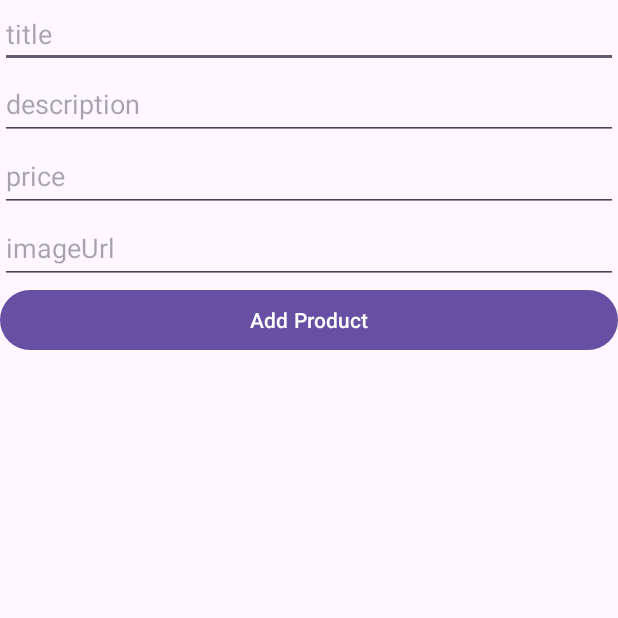
After one commit to MurdMarauder/android-final, an Android app: the ProductAddActivity screen opened directly, with no data from a screen before it, on a phone screen of 412 x 824 dp, the top half of it. The commit adds this screen. Run offline under Robolectric (Android 15) with nearby library versions, the phone set to English and light mode, and no system bars; our stand-ins replace Firebase (no records; nobody signed in at launch, a user with empty details on screens opened directly).

Commit message:
Finished adding of products

```diff
--- a/app/src/main/AndroidManifest.xml
+++ b/app/src/main/AndroidManifest.xml
@@ -12,6 +12,9 @@
         android:supportsRtl="true"
         android:theme="@style/Theme.Androidfinalstest"
         tools:targetApi="31">
+        <activity
+            android:name=".ProductAddActivity"
+            android:exported="false" />
         <activity
             android:name=".RegisterActivity"
             android:exported="false" />
--- /dev/null
+++ b/app/src/main/java/com/example/android_finals_test/ProductAddActivity.kt
@@ -0,0 +1,62 @@
+package com.example.android_finals_test
+
+import android.content.Intent
+import androidx.appcompat.app.AppCompatActivity
+import android.os.Bundle
+import android.widget.Button
+import android.widget.EditText
+import android.widget.Toast
+import com.google.firebase.Firebase
+import com.google.firebase.firestore.firestore
+
+class ProductAddActivity : AppCompatActivity() {
+    private val menuCollectionName = "collection-1"
+    override fun onCreate(savedInstanceState: Bundle?) {
+        super.onCreate(savedInstanceState)
+        setContentView(R.layout.activity_product_add)
+
+        val titleET = findViewById<EditText>(R.id.productAddTitleET)
+        val descriptionET = findViewById<EditText>(R.id.productAddDescriptionET)
+        val priceET = findViewById<EditText>(R.id.productAddPriceET)
+        val imageUrlET = findViewById<EditText>(R.id.productAddImageUrlET)
+        val addProductButton = findViewById<Button>(R.id.productAddButton)
+        val db = Firebase.firestore
+
+        addProductButton.setOnClickListener {
+            val title = titleET.text.toString()
+            val description = descriptionET.text.toString()
+            val price = priceET.text.toString()
+            val imageUrl = imageUrlET.text.toString()
+
+            if (title != "" && description != "" && price != "" && imageUrl != ""){
+                val data = hashMapOf(
+                    "title" to title,
+                    "description" to description,
+                    "price" to price,
+                    "imageUrl" to imageUrl
+                )
+
+                db.collection(menuCollectionName).document()
+                    .set(data)
+                    .addOnSuccessListener {
+                        Toast.makeText(
+                            baseContext,
+                            "Added Product Successfully",
+                            Toast.LENGTH_SHORT,
+                        ).show()
+                        finish()
+                        val mainActivity = Intent(this, MainActivity::class.java)
+                        startActivity(mainActivity)
+                    }
+                    .addOnFailureListener {
+                        Toast.makeText(
+                            baseContext,
+                            "Addition of Product Failed",
+                            Toast.LENGTH_SHORT,
+                        ).show()
+                    }
+            }
+        }
+
+    }
+}
--- a/app/src/main/java/com/example/android_finals_test/RegisterActivity.kt
+++ b/app/src/main/java/com/example/android_finals_test/RegisterActivity.kt
@@ -34,13 +34,13 @@ class RegisterActivity : AppCompatActivity() {
                     .addOnCompleteListener(this) { task ->
                         if (task.isSuccessful) {
                             val userId = auth.currentUser?.uid
-                            val city = hashMapOf(
+                            val data = hashMapOf(
                                 "userId" to userId,
                                 "displayName" to displayName,
                             )
 
                             db.collection(userCollectionName).document()
-                                .set(city)
+                                .set(data)
                                 .addOnSuccessListener {
                                     Toast.makeText(
                                         baseContext,
--- /dev/null
+++ b/app/src/main/res/layout/activity_product_add.xml
@@ -0,0 +1,55 @@
+<?xml version="1.0" encoding="utf-8"?>
+<androidx.constraintlayout.widget.ConstraintLayout xmlns:android="http://schemas.android.com/apk/res/android"
+    xmlns:app="http://schemas.android.com/apk/res-auto"
+    xmlns:tools="http://schemas.android.com/tools"
+    android:layout_width="match_parent"
+    android:layout_height="match_parent"
+    tools:context=".ProductAddActivity">
+
+    <LinearLayout
+        android:layout_width="match_parent"
+        android:layout_height="match_parent"
+        android:orientation="vertical">
+
+        <EditText
+            android:id="@+id/productAddTitleET"
+            android:layout_width="match_parent"
+            android:layout_height="wrap_content"
+            android:ems="10"
+            android:hint="title"
+            android:inputType="text" />
+
+        <EditText
+            android:id="@+id/productAddDescriptionET"
+            android:layout_width="match_parent"
+            android:layout_height="wrap_content"
+            android:ems="10"
+            android:hint="description"
+            android:inputType="text"
+            android:minHeight="48dp" />
+
+        <EditText
+            android:id="@+id/productAddPriceET"
+            android:layout_width="match_parent"
+            android:layout_height="wrap_content"
+            android:ems="10"
+            android:hint="price"
+            android:inputType="text"
+            android:minHeight="48dp" />
+
+        <EditText
+            android:id="@+id/productAddImageUrlET"
+            android:layout_width="match_parent"
+            android:layout_height="wrap_content"
+            android:ems="10"
+            android:hint="imageUrl"
+            android:inputType="text"
+            android:minHeight="48dp" />
+
+        <Button
+            android:id="@+id/productAddButton"
+            android:layout_width="match_parent"
+            android:layout_height="wrap_content"
+            android:text="Add Product" />
+    </LinearLayout>
+</androidx.constraintlayout.widget.ConstraintLayout>
```
Also changed, not shown: app/src/main/java/com/example/android_finals_test/MainActivity.kt (+7 -0 lines).
